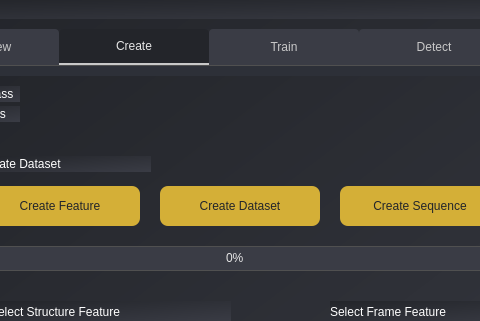
Old version of the form AiFileDetector_2024/UI_Design/new.ui in the repository jamemanionda/AiFileDetector_2024; both pictures show x 101 to 581 and y 0 to 321 of the 955 by 737 pixel window.
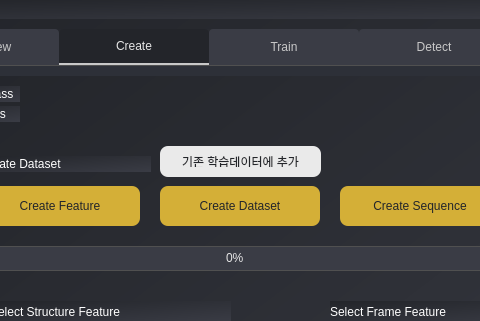
New version of the form. The open tabs and pages were chosen to show the change.

Diff of the .ui file:
```diff
--- a/AiFileDetector_2024/UI_Design/new.ui
+++ b/AiFileDetector_2024/UI_Design/new.ui
@@ -633,6 +633,39 @@
 }</string>
       </property>
      </widget>
+     <widget class="QPushButton" name="exist_csv_but">
+      <property name="geometry">
+       <rect>
+        <x>240</x>
+        <y>70</y>
+        <width>161</width>
+        <height>31</height>
+       </rect>
+      </property>
+      <property name="styleSheet">
+       <string notr="true">
+QPushButton {
+  background-color: rgb(234, 234, 234);
+  color: rgb(35, 37, 42);
+  font: bold 8pt &quot;Arial&quot;;
+  border-radius: 8px;
+  padding: 10px;
+}
+
+QPushButton:hover {
+  background-color: rgb(183, 149, 11);
+}
+
+QPushButton:pressed {
+  background-color: rgb(212, 175, 55);
+  border: 1px solid rgb(160, 130, 0);
+}
+</string>
+      </property>
+      <property name="text">
+       <string>기존 학습데이터에 추가</string>
+      </property>
+     </widget>
     </widget>
     <widget class="QWidget" name="tab">
      <attribute name="title">
```
Left out of the diff: 2 changed lines with no effect on the pictures.
